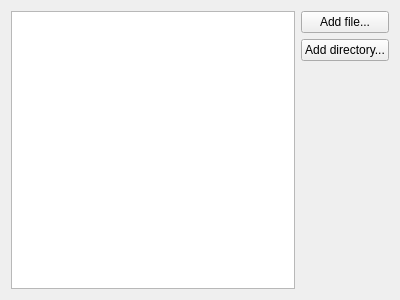
Qt form Required/Project/ProjectWidget.ui (zsiciarz/required) before a commit.
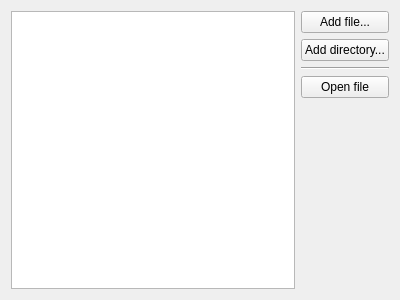
The same form after that commit.

Commit message: Added 'Open file' button to UI.

```diff
--- a/Required/Project/ProjectWidget.ui
+++ b/Required/Project/ProjectWidget.ui
@@ -42,6 +42,20 @@
        </property>
       </widget>
      </item>
+     <item>
+      <widget class="Line" name="line">
+       <property name="orientation">
+        <enum>Qt::Horizontal</enum>
+       </property>
+      </widget>
+     </item>
+     <item>
+      <widget class="QPushButton" name="btnOpenFile">
+       <property name="text">
+        <string>Open file</string>
+       </property>
+      </widget>
+     </item>
      <item>
       <spacer name="verticalSpacer">
        <property name="orientation">
```
